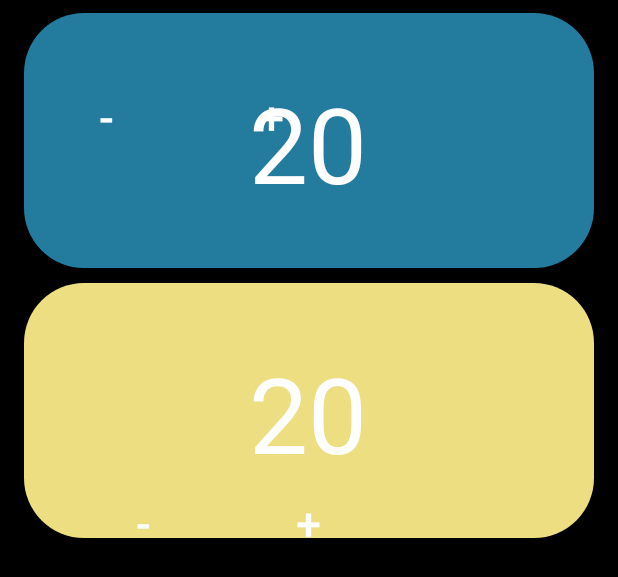
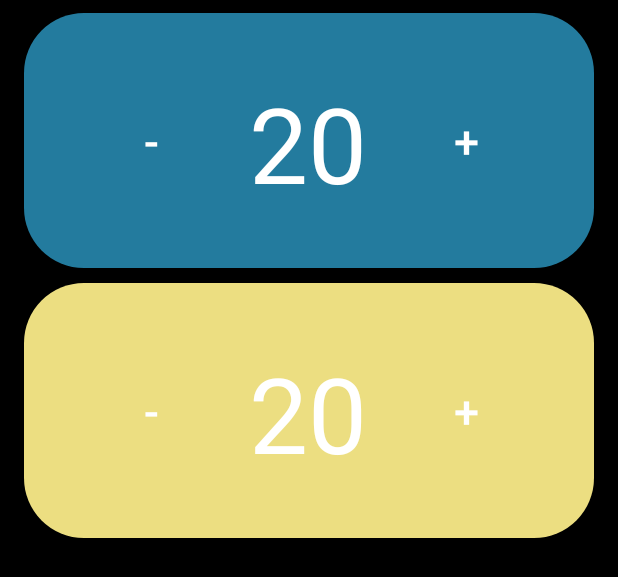
Before and after one commit to changwinstonr/Spindown, an Android app: the layout activity_three_player.xml on its own in the app's theme, with its tools: preview values and no code run, on a phone screen of 412 x 824 dp. Shown: the part 281-858 px from the top of the screen. Run offline under Robolectric (Android 15) with nearby library versions, the phone set to English and light mode, and no system bars.

Commit message:
Finalizes: player layouts. Fixes: Toolbar, but not translucency. Locks: Portrait. TODO: Implement individual player counter orientation button.

```diff
--- a/app/build.gradle
+++ b/app/build.gradle
@@ -17,9 +17,9 @@ android {
             proguardFiles getDefaultProguardFile('proguard-android.txt'), 'proguard-rules.pro'
         }
     }
-    dataBinding {
-        enabled = true
-    }
+//    dataBinding {
+//        enabled = true
+//    }
 }
 
 dependencies {
--- a/app/src/main/AndroidManifest.xml
+++ b/app/src/main/AndroidManifest.xml
@@ -11,7 +11,8 @@
         android:supportsRtl="true"
         android:theme="@style/AppTheme">
         <activity android:name=".MainActivity"
-            android:launchMode="singleTask">
+            android:launchMode="singleTask"
+            android:screenOrientation="portrait">
             <intent-filter>
                 <action android:name="android.intent.action.MAIN" />
 
--- a/app/src/main/java/affinity/spindown/MainActivity.java
+++ b/app/src/main/java/affinity/spindown/MainActivity.java
@@ -16,8 +16,6 @@ import android.widget.ArrayAdapter;
 import android.widget.Spinner;
 import android.widget.Toast;
 
-import org.jetbrains.annotations.NotNull;
-
 public class MainActivity extends AppCompatActivity implements AdapterView.OnItemSelectedListener {
 
     //Declare our variables
@@ -31,7 +29,7 @@ public class MainActivity extends AppCompatActivity implements AdapterView.OnIte
 
     private Toolbar toolbar;
 
-    @NotNull
+    //@NotNull
     @Override
     protected void onCreate(Bundle savedInstanceState) {
         super.onCreate(savedInstanceState);
@@ -40,7 +38,7 @@ public class MainActivity extends AppCompatActivity implements AdapterView.OnIte
 //        DataBindingUtil.setContentView(this, R.layout.activity_main);
         getSupportActionBar().setDisplayShowTitleEnabled(false);
 
-        toolbar = (Toolbar) findViewById(R.id.toolbar);
+//        toolbar = (Toolbar) findViewById(R.id.toolbar);
 //        setSupportActionBar(toolbar);
     }
 
--- a/app/src/main/res/layout/activity_main.xml
+++ b/app/src/main/res/layout/activity_main.xml
@@ -2,6 +2,7 @@
 
 <RelativeLayout xmlns:android="http://schemas.android.com/apk/res/android"
     xmlns:tools="http://schemas.android.com/tools"
+    xmlns:app="http://schemas.android.com/apk/res-auto"
     android:id="@+id/fragmentHolder"
     android:layout_width="match_parent"
     android:layout_height="match_parent"
@@ -11,9 +12,5 @@
     android:paddingTop="@dimen/activity_vertical_margin"
     tools:context="affinity.spindown.MainActivity">
 
-    <include
-        android:id="@+id/toolbar"
-        layout="@layout/toolbar">
-    </include>
 
 </RelativeLayout>
--- a/app/src/main/res/layout/activity_three_player.xml
+++ b/app/src/main/res/layout/activity_three_player.xml
@@ -1,7 +1,7 @@
 <?xml version="1.0" encoding="utf-8"?>
-<RelativeLayout
-    xmlns:android="http://schemas.android.com/apk/res/android"
+<RelativeLayout xmlns:android="http://schemas.android.com/apk/res/android"
     xmlns:tools="http://schemas.android.com/tools"
+    xmlns:app="http://schemas.android.com/apk/res-auto"
     android:id="@+id/three_player"
     android:layout_width="match_parent"
     android:layout_height="match_parent"
@@ -12,6 +12,7 @@
     android:paddingTop="@dimen/activity_vertical_margin"
     tools:context="affinity.spindown.ThreePlayerActivity">
 
+    <!--TODO Reconfigure as RelativeLayout [Ex: four_player.xml]-->
     <LinearLayout
         android:orientation="vertical"
         android:layout_width="match_parent"
@@ -24,7 +25,6 @@
 
         <ImageView
             android:id="@+id/background_player_two"
-            android:layout_below="@+id/background_player_one"
             android:layout_width="match_parent"
             android:layout_marginTop="10dp"
             android:layout_height="170dp"
@@ -32,7 +32,6 @@
 
         <ImageView
             android:id="@+id/background_player_three"
-            android:layout_below="@+id/background_player_two"
             android:layout_width="match_parent"
             android:layout_marginTop="10dp"
             android:layout_height="170dp"
@@ -63,7 +62,8 @@
         android:id="@+id/textViewP2"
         android:layout_marginTop="100dp"
         android:layout_centerHorizontal="true"
-        android:layout_below="@+id/textViewP1"/>
+        android:layout_below="@+id/textViewP1"
+        android:elevation="5dp"/>
 
     <TextView
         android:layout_width="90dp"
@@ -76,7 +76,8 @@
         android:id="@+id/textViewP3"
         android:layout_marginTop="90dp"
         android:layout_centerHorizontal="true"
-        android:layout_below="@+id/textViewP2"/>
+        android:layout_below="@+id/textViewP2"
+        android:elevation="5dp"/>
 
     <Button
         android:layout_height="170dp"
@@ -98,56 +99,50 @@
         android:layout_alignParentEnd="true"/>
 
     <Button
-        android:layout_height="60dp"
-        android:layout_width="110dp"
+        android:layout_height="170dp"
+        android:layout_width="170dp"
         android:id="@+id/leftP2"
         android:text="@string/btn_left_decrement"
         android:textColor="#FFFFFF"
         android:textSize="30sp"
-        android:textAlignment="gravity"
         android:background="@drawable/btn_onpress"
-        android:layout_marginTop="49dp"
-        android:layout_below="@+id/leftP1"
-        android:layout_alignParentLeft="true"
-        android:layout_alignParentStart="true"/>
+        android:layout_marginTop="10dp"
+        android:layout_below="@+id/leftP1" />
 
     <Button
-        android:layout_height="60dp"
-        android:layout_width="110dp"
+        android:layout_height="170dp"
+        android:layout_width="170dp"
         android:id="@+id/rightP2"
         android:text="@string/btn_right_increment"
         android:textColor="#FFFFFF"
         android:textSize="30sp"
         android:background="@drawable/btn_onpress"
         android:layout_alignTop="@+id/leftP2"
-        android:layout_toRightOf="@+id/leftP2"
-        android:layout_toEndOf="@+id/leftP2"/>
+        android:layout_alignParentEnd="true"/>
 
     <Button
-        android:layout_height="60dp"
-        android:layout_width="110dp"
+        android:layout_height="170dp"
+        android:layout_width="170dp"
         android:id="@+id/leftP3"
         android:text="@string/btn_left_decrement"
         android:textColor="#FFFFFF"
         android:textSize="30sp"
-        android:textAlignment="gravity"
         android:background="@drawable/btn_onpress"
-        android:layout_below="@+id/textViewP3"
-        android:layout_toLeftOf="@+id/rightP3"
-        android:layout_toStartOf="@+id/rightP3"/>
+        android:layout_marginTop="10dp"
+        android:layout_below="@+id/leftP2"/>
 
     <Button
-        android:layout_height="60dp"
-        android:layout_width="110dp"
+        android:layout_height="170dp"
+        android:layout_width="170dp"
         android:id="@+id/rightP3"
         android:text="@string/btn_right_increment"
         android:textColor="#FFFFFF"
         android:textSize="30sp"
         android:background="@drawable/btn_onpress"
-        android:layout_below="@+id/textViewP3"
-        android:layout_centerHorizontal="true"/>
+        android:layout_alignTop="@+id/leftP3"
+        android:layout_alignParentEnd="true"/>
 
-    <!--Reset Button-->
+    <!--TODO Remove obsolete layout "Reset Button"-->
 <!--    <Button
         android:layout_width="wrap_content"
         android:layout_height="wrap_content"
@@ -157,5 +152,16 @@
         android:layout_toRightOf="@+id/leftP2"
         android:layout_toEndOf="@+id/leftP2"/>-->
 
+<!--TODO Figure out why Translucent Toolbar is FUBAR-->
+    <!--<android.support.v7.widget.Toolbar
+        android:id="@+id/my_toolbar"
+        android:layout_height="?attr/actionBarSize"
+        android:layout_width="match_parent"
+        android:minHeight="?attr/actionBarSize"
+        android:background="#10000000"
+        app:theme="@style/ThemeOverlay.AppCompat.Dark.ActionBar"
+        app:popupTheme="@style/ThemeOverlay.AppCompat.Light"/>-->
+
+
 
 </RelativeLayout>
--- a/app/src/main/res/layout/activity_two_player.xml
+++ b/app/src/main/res/layout/activity_two_player.xml
@@ -24,7 +24,6 @@
 
         <ImageView
             android:id="@+id/background_player_two"
-            android:layout_below="@+id/background_player_one"
             android:layout_width="match_parent"
             android:layout_marginTop="10dp"
             android:layout_height="260dp"
@@ -54,7 +53,7 @@
         android:textAlignment="center"
         android:id="@+id/textViewP2"
         android:layout_centerHorizontal="true"
-        android:layout_marginTop="210dp"
+        android:layout_marginTop="190dp"
         android:layout_below="@+id/textViewP1"
         android:elevation="5dp"/>
 
@@ -84,9 +83,8 @@
         android:text="@string/btn_left_decrement"
         android:textColor="#FFFFFF"
         android:textSize="30sp"
-        android:textAlignment="gravity"
         android:background="@drawable/btn_onpress"
-        android:layout_marginTop="5dp"
+        android:layout_marginTop="10dp"
         android:layout_below="@+id/leftP1"/>
 
     <Button
--- a/app/src/main/res/values-v21/styles.xml
+++ b/app/src/main/res/values-v21/styles.xml
@@ -3,7 +3,7 @@
 
     <style name="AppTheme" parent="Theme.AppCompat.Light.DarkActionBar">
         <!-- Customize your theme here. -->
-        <item name="colorPrimary">@color/colorPrimary</item>
+        <item name="colorPrimary">@color/colorPrimaryDark</item>
         <item name="colorPrimaryDark">@color/colorPrimaryDark</item>
         <item name="colorAccent">@color/colorAccent</item>
         <item name="android:statusBarColor">@color/colorPrimaryDark</item>
--- a/app/src/main/res/values/colors.xml
+++ b/app/src/main/res/values/colors.xml
@@ -2,8 +2,13 @@
 <resources>
     <color name="colorPrimary">#3F51B5</color>
     <color name="colorPrimaryDark">#000000</color>
-    <color name="colorAccent">#FF4081</color>
+    <color name="colorAccent">#002699</color>
     <color name="black_alpha_40">#66000000</color>
     <color name="black_alpha_10">#10000000</color>
     <color name="colorBackground">#ffffff</color>
+<!--    <gradient
+        name="background_gradient"
+        android:angle="270"
+        android:endColor="@android:color/transparent"
+        android:startColor="@color/black_alpha_40"/>-->
 </resources>
```
Also changed, not shown: app/src/main/java/affinity/spindown/CustomPref.java (+12 -2 lines), app/src/main/res/layout/activity_four_player.xml (+147 -116 lines), app/src/main/res/layout/toolbar.xml (deleted, +0 -11 lines), app/src/main/res/menu/menu_layout.xml (+17 -0 lines), 1 other file.
